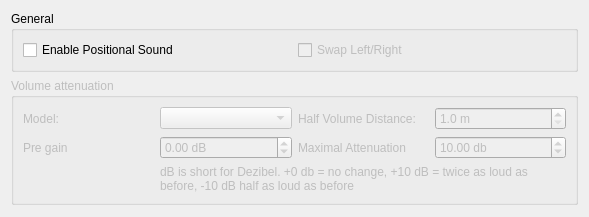
mumble-voip/mumble, file src/mumble/PositionalSound.ui: the form before one commit.
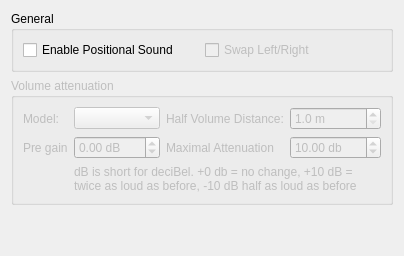
The form after the commit.

Diff of the .ui file:
```diff
--- a/src/mumble/PositionalSound.ui
+++ b/src/mumble/PositionalSound.ui
@@ -1,14 +1,6 @@
 <ui version="4.0" >
  <class>PositionalSoundConfig</class>
  <widget class="QWidget" name="PositionalSoundConfig" >
-  <property name="geometry" >
-   <rect>
-    <x>0</x>
-    <y>0</y>
-    <width>589</width>
-    <height>217</height>
-   </rect>
-  </property>
   <property name="windowTitle" >
    <string>Form</string>
   </property>
@@ -136,7 +128,7 @@
       <item row="2" column="1" colspan="3" >
        <widget class="QLabel" name="label_2" >
         <property name="text" >
-         <string>dB is short for Dezibel. +0 db = no change, +10 dB = twice as loud as before, -10 dB half as loud as before</string>
+         <string>dB is short for deciBel. +0 db = no change, +10 dB = twice as loud as before, -10 dB half as loud as before</string>
         </property>
         <property name="wordWrap" >
          <bool>true</bool>
```
Left out of the diff: 83 changed lines with no effect on the pictures.
